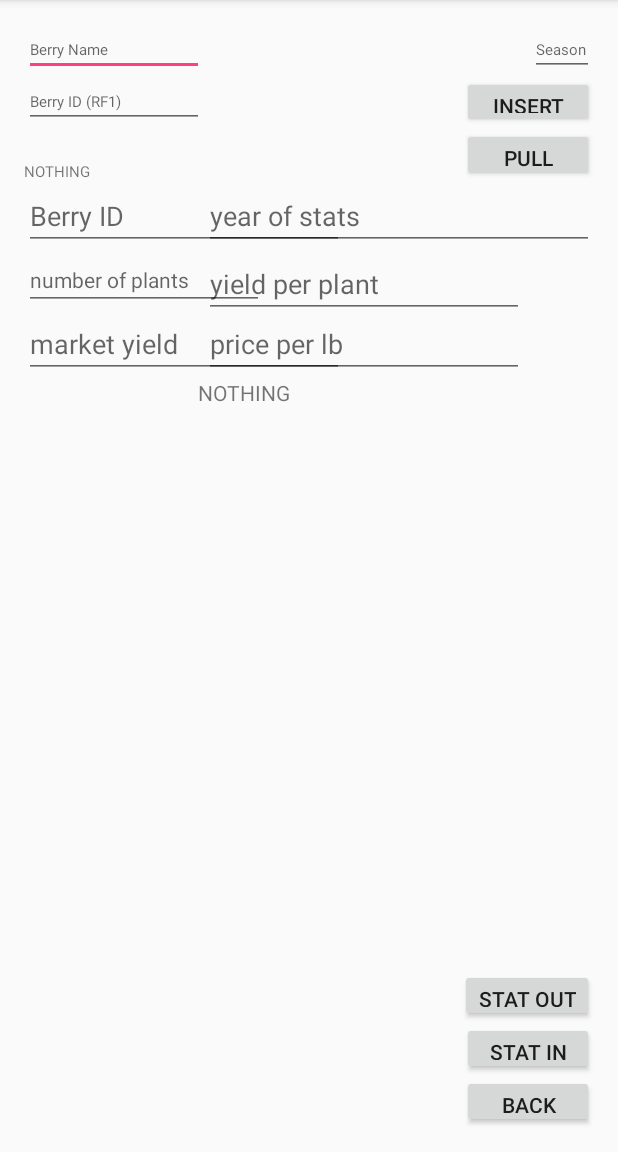
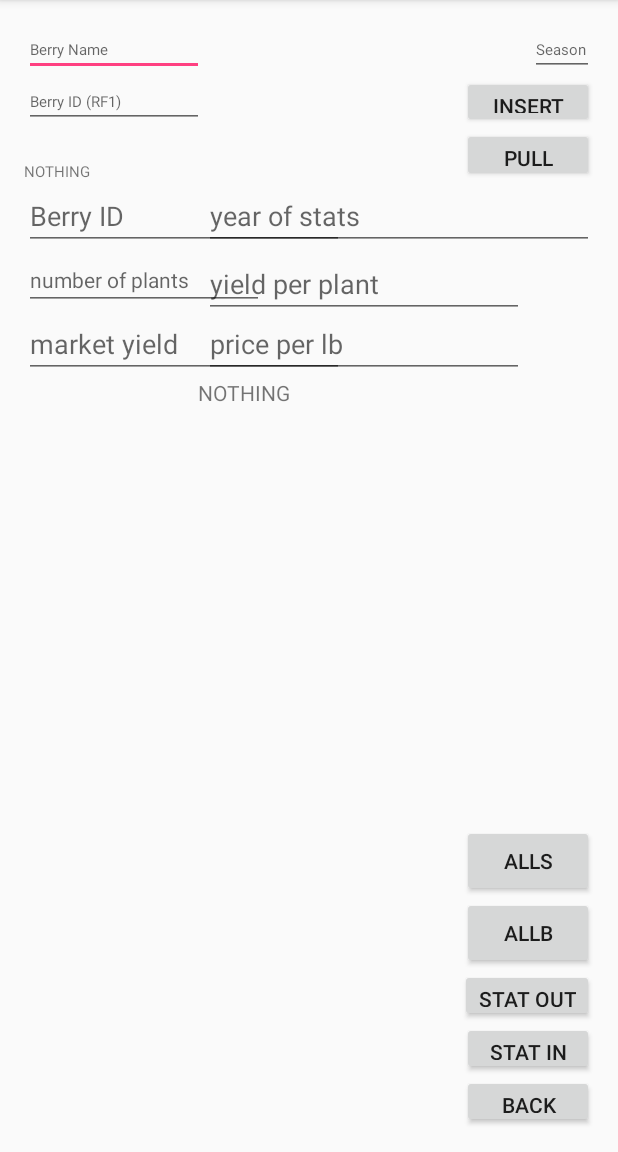
Before and after one commit to civrev/Bramberi, an Android app: the TestActivity screen opened directly, with no data from a screen before it, on a phone screen of 412 x 824 dp, the part 84-1236 px from its top. Run offline under Robolectric (Android 15) with nearby library versions, the phone set to English and light mode, and no system bars.

Commit message:
SQLite Arrays
Added support for arraylist to be made of all berries and stats in the
db

```diff
--- a/BramberiFarms/app/src/main/java/mobileapps/bramberifarms/TestActivity.java
+++ b/BramberiFarms/app/src/main/java/mobileapps/bramberifarms/TestActivity.java
@@ -4,6 +4,7 @@ import android.content.Intent;
 import android.graphics.Color;
 import android.support.v7.app.AppCompatActivity;
 import android.os.Bundle;
+import android.util.Log;
 import android.view.View;
 import android.widget.Button;
 import android.widget.CheckBox;
@@ -11,7 +12,10 @@ import android.widget.EditText;
 import android.widget.TextView;
 
 import java.text.DecimalFormat;
+import java.util.ArrayList;
 
+import static mobileapps.bramberifarms.BerryTools.allBerry;
+import static mobileapps.bramberifarms.BerryTools.allStats;
 import static mobileapps.bramberifarms.BerryTools.pullBerry;
 import static mobileapps.bramberifarms.BerryTools.pullStats;
 
@@ -40,6 +44,9 @@ public class TestActivity extends AppCompatActivity {
         final Button statInBtn = (Button) findViewById(R.id.statInBtn);
         final Button statOutBtn = (Button) findViewById(R.id.statOutBtn);
         final TextView statOut = (TextView) findViewById(R.id.statOut);
+
+        final Button allBBtn = (Button) findViewById(R.id.allBBtn);
+        final Button allSBtn = (Button) findViewById(R.id.allSBtn);
 
 
         entBtn.setOnClickListener(new View.OnClickListener() {
@@ -93,6 +100,34 @@ public class TestActivity extends AppCompatActivity {
             }
         });
 
+        allBBtn.setOnClickListener(new View.OnClickListener() {
+            @Override
+            public void onClick(View v) {
+                ArrayList berryList = allBerry();
+                if (berryList!=null) {
+                    Log.i("TEST ACTIVITY", "allBerry size: " + berryList.size());
+                } else {
+                    statOut.setText("No berries");
+                }
+            }
+        });
+
+        allSBtn.setOnClickListener(new View.OnClickListener() {
+            @Override
+            public void onClick(View v) {
+                ArrayList statsList = allStats();
+                if (statsList!=null) {
+                    Log.i("TEST ACTIVITY", "allStats size: " + statsList.size());
+                } else {
+                    statOut.setText("No stats");
+                }
+            }
+        });
+
+
+
+
+
         backBtn.setOnClickListener(new View.OnClickListener() {
             @Override
             public void onClick(View v) {
--- a/BramberiFarms/app/src/main/res/layout/activity_test.xml
+++ b/BramberiFarms/app/src/main/res/layout/activity_test.xml
@@ -192,4 +192,20 @@
         android:id="@+id/statOutBtn"
         tools:layout_height="wrap_content" />
 
+    <Button
+        android:text="allB"
+        android:layout_width="wrap_content"
+        android:layout_height="wrap_content"
+        android:layout_above="@+id/statOutBtn"
+        android:layout_toEndOf="@+id/statOut"
+        android:id="@+id/allBBtn" />
+
+    <Button
+        android:text="allS"
+        android:layout_width="wrap_content"
+        android:layout_height="wrap_content"
+        android:layout_above="@+id/allBBtn"
+        android:layout_alignParentEnd="true"
+        android:id="@+id/allSBtn" />
+
 </RelativeLayout>
```
Also changed, not shown: BramberiFarms/app/src/main/java/mobileapps/bramberifarms/BerryTools.java (+61 -0 lines).
